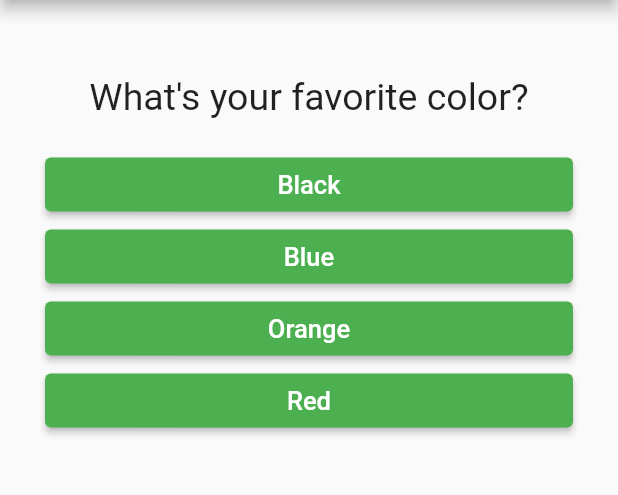
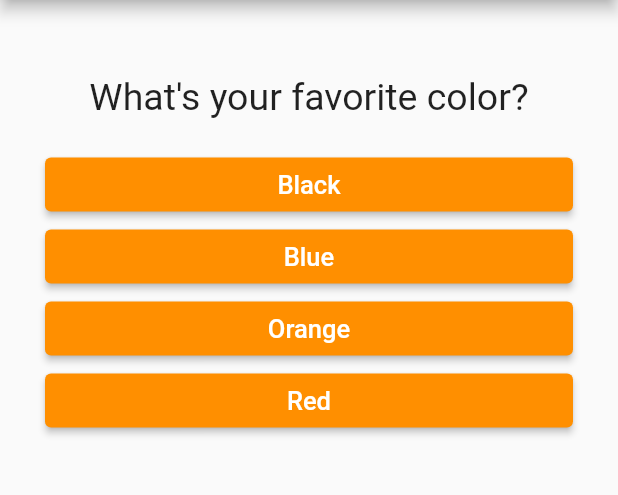
Before and after one commit to Sharan-121/Quiz-App, a Flutter app: the screen it shows after launch, on a phone screen of 412 x 824 dp, the part 84-579 px from its top. Run offline on Flutter 3.47's test engine with Material 2 defaults, Android fonts, the phone set to English and light mode, and no system bars.

```diff
--- a/lib/answer.dart
+++ b/lib/answer.dart
@@ -1,7 +1,9 @@
+// ignore_for_file: deprecated_member_use
+
 import 'package:flutter/material.dart';
 
 class Answer extends StatelessWidget {
-  final VoidCallback selectHandler;
+  final void Function()? selectHandler;
   final String answerText;
 
   Answer(this.selectHandler, this.answerText);
@@ -12,7 +14,7 @@ class Answer extends StatelessWidget {
       width: double.infinity,
       child: ElevatedButton(
         style: ButtonStyle(
-          backgroundColor: MaterialStateProperty.all(Colors.green),
+          backgroundColor: MaterialStateProperty.all(Colors.amber[800]),
           foregroundColor: MaterialStateProperty.all(Colors.white),
         ),
         onPressed: selectHandler,
--- a/lib/quiz.dart
+++ b/lib/quiz.dart
@@ -4,7 +4,7 @@ import './question.dart';
 
 class Quiz extends StatelessWidget {
   final List<Map<String, Object>> questionSet;
-  final VoidCallback answerQuestion;
+  final Function answerQuestion;
   final int questionIndex;
 
   Quiz(this.questionSet, this.answerQuestion, this.questionIndex);
@@ -18,7 +18,8 @@ class Quiz extends StatelessWidget {
         ), // or questionSet.elementAt(index).
         ...(questionSet[questionIndex]['answers'] as List<Map<String, Object>>)
             .map((answer) {
-          return Answer(answerQuestion, answer['text'] as String);
+          return Answer(
+              () => answerQuestion(answer['score']), answer['text'] as String);
         }).toList()
       ],
     );
```
